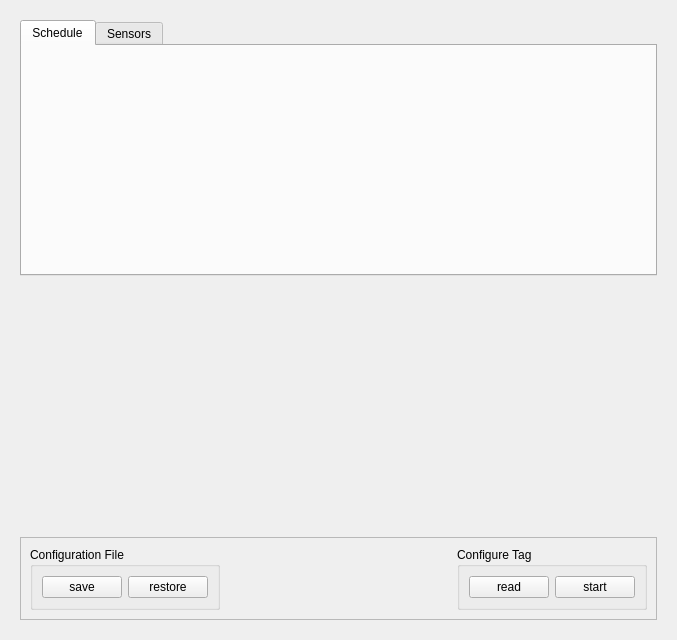
The window that host/applications/qtmon/tagconfiguration/configtab.ui (tag-designs/software) describes before a commit, drawn with Qt 5.
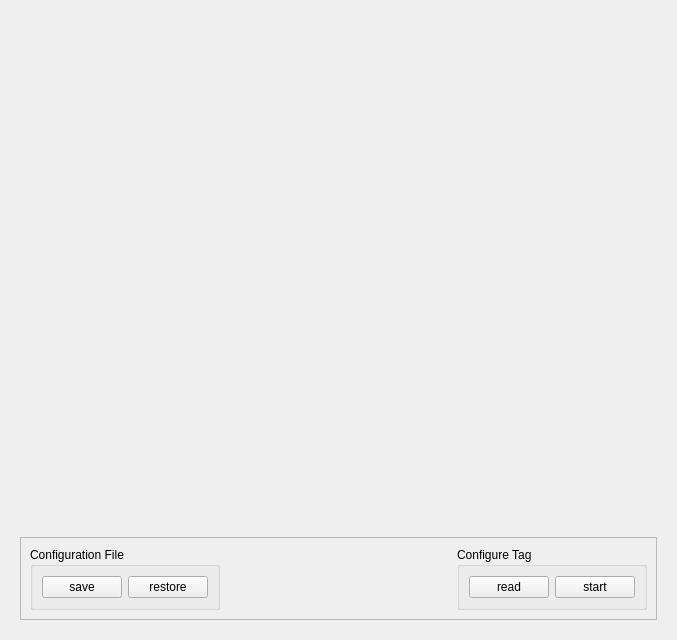
The same window after the commit.

Commit message: qtmonitor: one page of fixed configuration panels, selected by tag type

```diff
--- a/host/applications/qtmon/tagconfiguration/configtab.ui
+++ b/host/applications/qtmon/tagconfiguration/configtab.ui
@@ -18,25 +18,22 @@
     <widget class="QWidget" name="configtabForm" native="true">
      <layout class="QVBoxLayout" name="verticalLayout_6">
       <item>
-       <widget class="QTabWidget" name="configtabWidget">
-        <property name="currentIndex">
-         <number>0</number>
+       <widget class="QScrollArea" name="panelScroll">
+        <property name="frameShape">
+         <enum>QFrame::NoFrame</enum>
         </property>
-        <widget class="QWidget" name="scheduleTab" native="true">
-         <attribute name="title">
-          <string>Schedule</string>
-         </attribute>
-         <attribute name="toolTip">
-          <string>Configure Tag Schedule</string>
-         </attribute>
-        </widget>
-        <widget class="QWidget" name="sensorTab">
-         <attribute name="title">
-          <string>Sensors</string>
-         </attribute>
-         <attribute name="toolTip">
-          <string>Configure Tag Sensors</string>
-         </attribute>
+        <property name="widgetResizable">
+         <bool>true</bool>
+        </property>
+        <widget class="QWidget" name="panelPage">
+         <layout class="QVBoxLayout" name="panelLayout">
+          <property name="leftMargin">
+           <number>0</number>
+          </property>
+          <property name="rightMargin">
+           <number>0</number>
+          </property>
+         </layout>
         </widget>
        </widget>
       </item>
```
Left out of the diff: 13 changed lines with no effect on the pictures. The commit also changes 60 other files.
